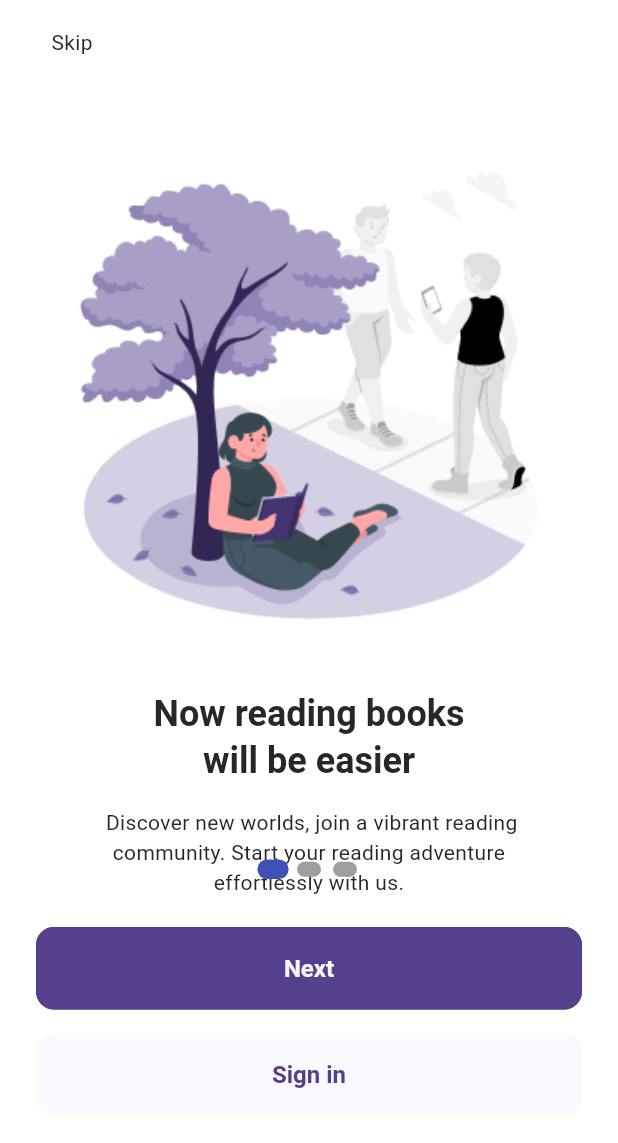
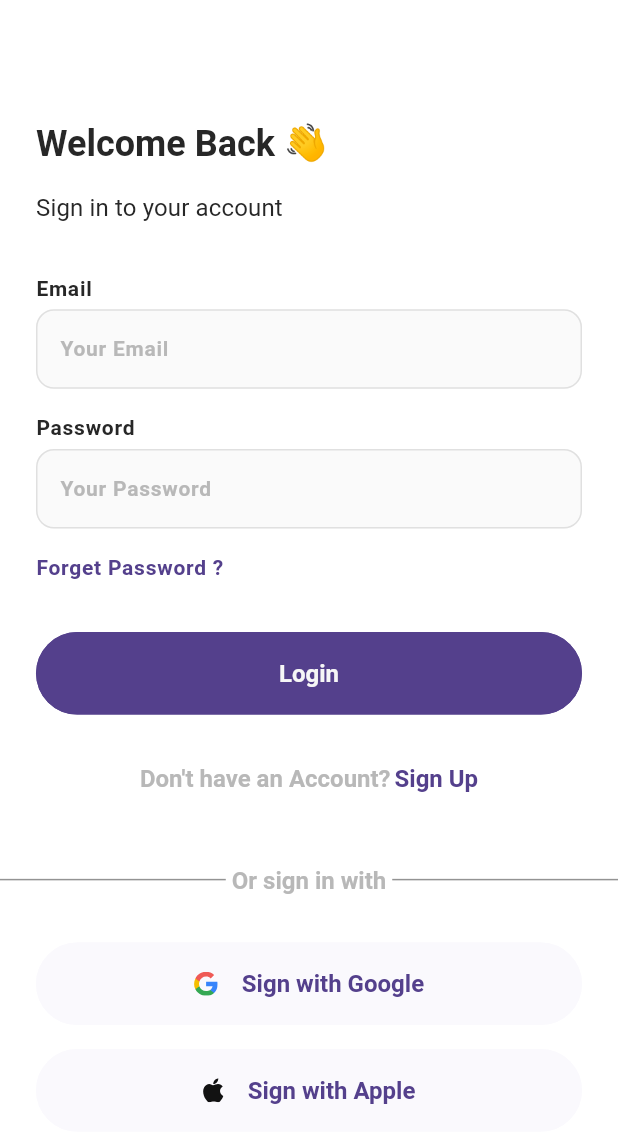
Before and after one commit to Ahsan-mw/Books-Mobile-App-, a Flutter app: the screen it shows after launch, on a phone screen of 412 x 824 dp. Shown: the top 1143 px of the screen. Run offline on Flutter 3.47's test engine with Material 3 defaults, Android fonts, the phone set to English and light mode, and no system bars; drawn by our look-alikes of smooth_page_indicator; our stand-ins replace flutter_riverpod, flutter_svg; Roboto replaces fonts that are missing (Poppins).

Commit message:
created sign In Screen

```diff
--- a/lib/app.dart
+++ b/lib/app.dart
@@ -1,6 +1,7 @@
 import 'package:books_mobile_app/core/utils/theme/theme.dart';
+import 'package:books_mobile_app/features/auth/presentation/screens/sign_in_screen.dart';
 import 'package:books_mobile_app/features/onboarding/presentation/screen/onboarding_screen.dart';
-import 'package:flutter/cupertino.dart';
+
 import 'package:flutter/material.dart';
 
 class MyApp extends StatelessWidget {
@@ -11,7 +12,7 @@ class MyApp extends StatelessWidget {
     return MaterialApp(
       theme:MobileAppTheme.lightTheme,
       debugShowCheckedModeBanner: false,
-      home: OnboardingScreen(),
+      home: SignInScreen(),
     );
   }
 }
--- a/lib/core/utils/constants/app_colors.dart
+++ b/lib/core/utils/constants/app_colors.dart
@@ -42,7 +42,9 @@ class AppColors {
   static const Color darkGrey = Color(0xFF939393);
   static const Color grey = Color(0xFFE0E0E0);
   static const Color softGrey = Color(0xFFF4F4F4);
-  static const Color lightGrey = Color(0xFFF9F9F9);
+  static const Color lightGrey = Color(0xFFFAFAFA);
+
   static const Color white = Color(0xFFFFFFFF);
+  static const Color textLightGreyColor = Color(0xFFB8B8B8);
 
 }
--- a/lib/core/utils/constants/app_sizes.dart
+++ b/lib/core/utils/constants/app_sizes.dart
@@ -19,7 +19,7 @@ class AppSizes {
 
   // Button sizes
   static const double buttonHeight = 18.0;
-  static const double buttonRadius = 12.0;
+  static const double buttonRadius = 50.0;
   static const double buttonWidth = 120.0;
   static const double buttonElevation = 4.0;
 
--- a/lib/core/utils/theme/widgets/text_theme.dart
+++ b/lib/core/utils/theme/widgets/text_theme.dart
@@ -15,9 +15,9 @@ class AppTextTheme {
     titleMedium: const TextStyle().copyWith(fontSize: 16.0, fontWeight: FontWeight.w500, color: AppColors.dark),
     titleSmall: const TextStyle().copyWith(fontSize: 16.0, fontWeight: FontWeight.w400, color: AppColors.dark),
 
-    bodyLarge: const TextStyle().copyWith(fontSize: 14.0, fontWeight: FontWeight.w500, color: AppColors.dark),
+    bodyLarge: const TextStyle().copyWith(fontSize: 14.0, fontWeight: FontWeight.bold, color: AppColors.dark),
     bodyMedium: const TextStyle().copyWith(fontSize: 14.0, fontWeight: FontWeight.normal, color: AppColors.dark),
-    bodySmall: const TextStyle().copyWith(fontSize: 14.0, fontWeight: FontWeight.w500, color: AppColors.dark.withOpacity(0.5)),
+    bodySmall: const TextStyle().copyWith(fontSize: 14.0, fontWeight: FontWeight.w700, color: AppColors.dark.withOpacity(0.5)),
 
     labelLarge: const TextStyle().copyWith(fontSize: 12.0, fontWeight: FontWeight.normal, color: AppColors.dark),
     labelMedium: const TextStyle().copyWith(fontSize: 12.0, fontWeight: FontWeight.normal, color: AppColors.dark.withOpacity(0.5)),
--- a/lib/core/utils/theme/widgets/textfiled_theme.dart
+++ b/lib/core/utils/theme/widgets/textfiled_theme.dart
@@ -7,11 +7,14 @@ class AppTextFormFieldTheme {
 
   static InputDecorationTheme lightInputDecorationTheme = InputDecorationTheme(
     errorMaxLines: 3,
+    fillColor: AppColors.lightGrey,
+
     prefixIconColor: AppColors.darkGrey,
+
     suffixIconColor: AppColors.darkGrey,
     // constraints: const BoxConstraints.expand(height: TSizes.inputFieldHeight),
     labelStyle: const TextStyle().copyWith(fontSize: AppSizes.fontSizeMd, color: AppColors.black),
-    hintStyle: const TextStyle().copyWith(fontSize: AppSizes.fontSizeSm, color: AppColors.black),
+    hintStyle: const TextStyle().copyWith(fontSize: AppSizes.fontSizeSm, color: AppColors.textLightGreyColor),
     errorStyle: const TextStyle().copyWith(fontStyle: FontStyle.normal),
     floatingLabelStyle: const TextStyle().copyWith(color: AppColors.black.withOpacity(0.8)),
     border: const OutlineInputBorder().copyWith(
@@ -42,7 +45,7 @@ class AppTextFormFieldTheme {
     suffixIconColor: AppColors.darkGrey,
     // constraints: const BoxConstraints.expand(height: TSizes.inputFieldHeight),
     labelStyle: const TextStyle().copyWith(fontSize: AppSizes.fontSizeMd, color: AppColors.white),
-    hintStyle: const TextStyle().copyWith(fontSize: AppSizes.fontSizeSm, color: AppColors.white),
+    hintStyle: const TextStyle().copyWith(fontSize: AppSizes.fontSizeSm, color: AppColors.textLightGreyColor),
     floatingLabelStyle: const TextStyle().copyWith(color: AppColors.white.withOpacity(0.8)),
     border: const OutlineInputBorder().copyWith(
       borderRadius: BorderRadius.circular(AppSizes.inputFieldRadius),
--- /dev/null
+++ b/lib/features/auth/presentation/screens/sign_in_screen.dart
@@ -0,0 +1,171 @@
+import 'package:books_mobile_app/core/utils/constants/app_colors.dart';
+import 'package:books_mobile_app/core/utils/constants/app_sizes.dart';
+import 'package:books_mobile_app/core/utils/theme/widgets/elevated_button_theme.dart';
+import 'package:books_mobile_app/generated/assets.dart';
+import 'package:flutter/cupertino.dart';
+import 'package:flutter/material.dart';
+import 'package:flutter_svg/flutter_svg.dart';
+
+class SignInScreen extends StatelessWidget {
+  const SignInScreen({super.key});
+
+  @override
+  Widget build(BuildContext context) {
+    return Scaffold(
+      appBar: AppBar(),
+      body: SingleChildScrollView(
+        child: Column(
+          children: [
+            Padding(
+              padding: const EdgeInsets.only(
+                left:AppSizes.defaultSpace,top:AppSizes.defaultSpace,
+                right:AppSizes.defaultSpace,
+              ),
+              child: Column(
+               crossAxisAlignment: CrossAxisAlignment.start,
+                children: [
+                  Text("Welcome Back 👋",
+                  style: Theme.of(context).textTheme.headlineMedium,
+                  textAlign: TextAlign.left,
+                  ),
+                  SizedBox(height: AppSizes.spaceBtwItems),
+                  Text("Sign in to your account ",style:Theme.of(context).textTheme.titleSmall,),
+                  SizedBox(height: AppSizes.spaceBtwSections),
+                  Text("Email",style: Theme.of(context).textTheme.bodyLarge,),
+                  SizedBox(height: AppSizes.spaceBtwItems/5),
+                  TextFormField(
+                    decoration: InputDecoration(
+                      filled: true,
+
+
+                      hintText: "Your Email",
+
+                    ),
+
+
+
+                  ),
+                  SizedBox(height: AppSizes.spaceBtwItems),
+                  Text("Password",style: Theme.of(context).textTheme.bodyLarge,),
+                  SizedBox(height: AppSizes.spaceBtwItems/5),
+                  TextFormField(
+                    decoration: InputDecoration(
+                      filled: true,
+                      hintText: "Your Password",
+                    ),
+                  ),
+                  SizedBox(height: AppSizes.spaceBtwItems),
+                  GestureDetector(
+                    onTap: (){},
+                    child: Text("Forget Password ?",
+                      style: Theme.of(context).textTheme.bodyLarge!.copyWith(
+                        color: AppColors.primary
+                      ),
+
+                    ),
+                  ),
+                  SizedBox(height: AppSizes.spaceBtwSections),
+                  SizedBox(
+                    width: double.infinity,
+                    child: ElevatedButton(
+                      onPressed: () {},
+                      child: Text("Login"),
+                    ),
+                  ),
+                  SizedBox(height: AppSizes.spaceBtwSections),
+                  Row(
+                  crossAxisAlignment: CrossAxisAlignment.center,
+                    mainAxisAlignment: MainAxisAlignment.center,
+                    children: [
+                      Text("Don't have an Account?",style: Theme.of(context).textTheme.titleLarge!.copyWith(
+                          color: AppColors.textLightGreyColor
+                      ),),
+                      SizedBox(
+                        width: AppSizes.spaceBtwItems/6,
+                      ),
+                      TextButton(
+                        style: TextButton.styleFrom(
+                          padding: EdgeInsets.zero, //
+                          minimumSize: Size(0, 0),
+                          tapTargetSize: MaterialTapTargetSize.shrinkWrap,
+                        ), onPressed: () {  },
+                        child: Text("Sign Up",style: Theme.of(context).textTheme.titleLarge!.copyWith(
+                          color: AppColors.primary
+                        ),),)
+
+                    ],
+                  ),
+                  SizedBox(height: AppSizes.spaceBtwItems),
+                ],
+              ),
+            ),
+            SizedBox(
+              height: AppSizes.spaceBtwSections,
+            ),
+            Row(
+              children: [
+                Expanded(child: Divider(thickness: 1, color: AppColors.darkGrey)),
+                Padding(
+                  padding: const EdgeInsets.symmetric(horizontal: 4),
+                  child: Text("Or sign in with",style: Theme.of(context).textTheme.titleLarge!.copyWith(
+                    color: AppColors.textLightGreyColor
+                  ),),
+                ),
+                Expanded(child: Divider(thickness: 1, color: AppColors.darkGrey)),
+              ],
+            ),
+            SizedBox(height: AppSizes.spaceBtwSections),
+            Padding(
+              padding: const EdgeInsets.symmetric(
+                horizontal: AppSizes.defaultSpace,
+              ),
+              child: Column(
+                children: [
+                  SizedBox(
+                    width: double.infinity,
+                    child: ElevatedButton(
+                      style:
+                          AppElevatedButtonTheme.greyElevatedButtonTheme.style,
+                      onPressed: () {},
+                      child: Row(
+                        crossAxisAlignment: CrossAxisAlignment.center,
+                        mainAxisAlignment: MainAxisAlignment.center,
+
+                        children: [
+                          SvgPicture.asset(Assets.iconsGoogleIcon),
+                          SizedBox(width: AppSizes.spaceBtwItems),
+
+                          Text("Sign with Google"),
+                        ],
+                      ),
+                    ),
+                  ),
+                  SizedBox(
+                    height: AppSizes.spaceBtwItems,
+                  ),
+                  SizedBox(
+                    width: double.infinity,
+                    child: ElevatedButton(
+                      style:
+                      AppElevatedButtonTheme.greyElevatedButtonTheme.style,
+                      onPressed: () {},
+                      child: Row(
+                        crossAxisAlignment: CrossAxisAlignment.center,
+                        mainAxisAlignment: MainAxisAlignment.center,
+                        children: [
+                          SvgPicture.asset(Assets.iconsAppleIcon),
+                          SizedBox(width: AppSizes.spaceBtwItems),
+                          Text("Sign with Apple"),
+                        ],
+                      ),
+                    ),
+                  ),
+                ],
+              ),
+            ),
+          ],
+        ),
+      ),
+    );
+  }
+}
--- a/lib/features/onboarding/presentation/controller/onboarding_controller.dart
+++ b/lib/features/onboarding/presentation/controller/onboarding_controller.dart
@@ -24,7 +24,7 @@ class OnboardingController extends Notifier<int> {
       controller.animateToPage(
         state,
 
-      duration: Duration(microseconds: 3000), curve: Curves.easeInBack);
+      duration: Duration(microseconds: 3000), curve: Curves.easeIn);
 
 
     }
--- a/lib/features/onboarding/presentation/screen/onboarding_screen.dart
+++ b/lib/features/onboarding/presentation/screen/onboarding_screen.dart
@@ -16,6 +16,7 @@ class OnboardingScreen extends ConsumerWidget {
   Widget build(BuildContext context, WidgetRef ref) {
     final onBoardingNotifier = ref.read(onBoardingProvider.notifier);
     final onBordingState= ref.watch(onBoardingProvider);
+
       // final PageController pageController = PageController();
     return Scaffold(
       appBar: AppBar(
--- a/lib/res/assets_res.dart
+++ b/lib/res/assets_res.dart
@@ -8,6 +8,8 @@ class AssetsRes {
 
   static const String PROJECT_NAME = 'books_mobile_app';
   static const String PROJECT_VERSION = '1.0.0+1';
+  static const String APPLEICON = 'assets/images/icons/appleIcon.svg';
+  static const String GOOGLEICON = 'assets/images/icons/googleIcon.svg';
   static const String ONBOOARDIGIMG1 = 'assets/images/onboarding/onbooardigimg1.png';
   static const String ONBOOARDIGIMG2 = 'assets/images/onboarding/onbooardigimg2.png';
   static const String ONBOOARDIGIMG3 = 'assets/images/onboarding/onbooardigimg3.png';
--- a/pubspec.yaml
+++ b/pubspec.yaml
@@ -37,6 +37,7 @@ dependencies:
   flutter_riverpod: ^2.6.1
   riverpod_annotation: ^2.6.1
   smooth_page_indicator: ^1.2.1
+  flutter_svg: ^2.0.17
 
 dev_dependencies:
   flutter_test:
@@ -95,7 +96,10 @@ flutter:
   # For details regarding fonts from package dependencies,
   # see https://flutter.dev/to/font-from-package
   assets:
+    - assets/images/icons/appleIcon.svg
+    - assets/images/icons/googleIcon.svg
+    - assets/images/onboarding/
     - assets/images/onboarding/onbooardigimg1.png
     - assets/images/onboarding/onbooardigimg2.png
     - assets/images/onboarding/onbooardigimg3.png
-    - assets/images/onboarding/
+    - assets/images/icons/
```
Also changed, not shown: assets/images/icons/appleIcon.svg (added), assets/images/icons/googleIcon.svg (added), lib/generated/assets.dart (added), pubspec.lock.
